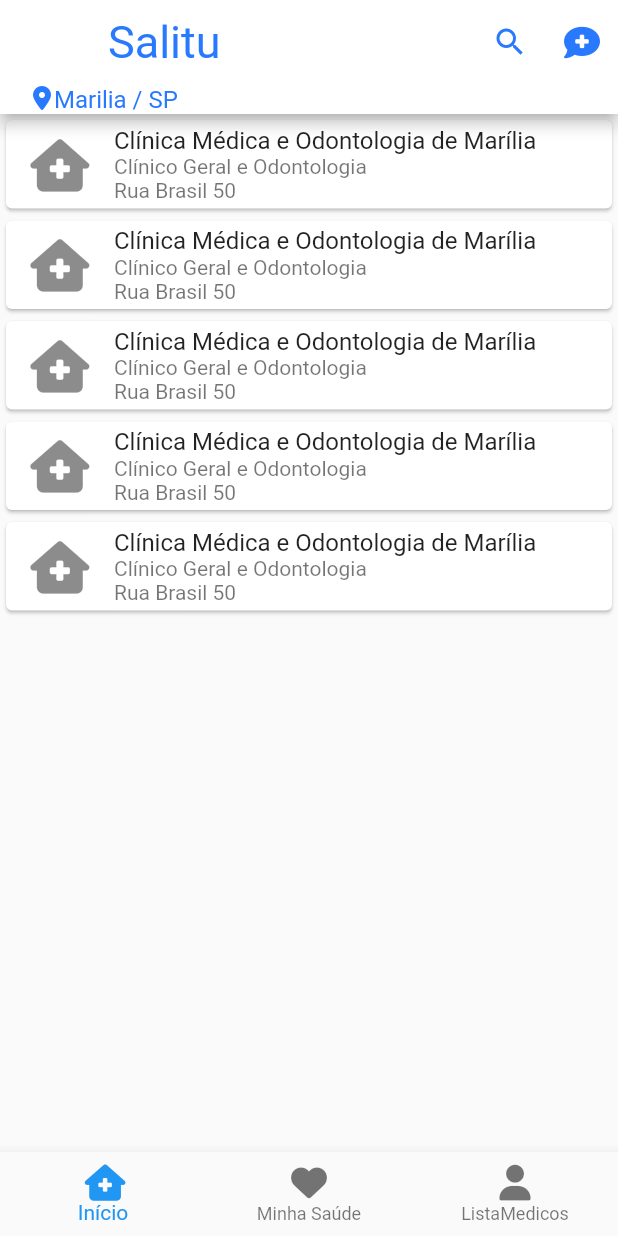
After one commit to heron03/salitu, a Flutter app: the ListaClinicas screen opened by its route, after a tap on the "search" icon, on a phone screen of 412 x 824 dp. The commit adds this screen. Run offline on Flutter 3.47's test engine with Material 2 defaults, Android fonts, the phone set to English and light mode, and no system bars; our stand-ins replace font_awesome_flutter.

Commit message:
Lista de Clinica

```diff
--- a/lib/components/inicio.dart
+++ b/lib/components/inicio.dart
@@ -150,7 +150,7 @@ class _InicioState extends State<Inicio> {
                         'img/hospital.png',
                         Colors.blue[800],
                         'Buscar Clinicas médicas',
-                        '',
+                        '/components/lista_clinicas',
                         context,
                       ),
                       cardComImagem(
--- /dev/null
+++ b/lib/components/lista_clinicas.dart
@@ -0,0 +1,166 @@
+import 'package:flutter/material.dart';
+import 'package:font_awesome_flutter/font_awesome_flutter.dart';
+import 'package:salitu/constantes.dart';
+
+class ListaClinicas extends StatefulWidget {
+  ListaClinicas();
+
+  @override
+  _ListaClinicasState createState() => _ListaClinicasState();
+}
+
+class _ListaClinicasState extends State<ListaClinicas> {
+  int _selectedIndex = 0;
+  void _onItemTapped(int index) {
+    setState(() {
+      Navigator.of(context).pushNamed(
+        navbarNavigator[index],
+      );
+    });
+  }
+
+  @override
+  Widget build(BuildContext context) {
+    return WillPopScope(
+      onWillPop: () async => false,
+      child: Scaffold(
+        appBar: AppBar(
+          title: Text('Salitu'),
+          bottom: PreferredSize(
+            preferredSize: Size.fromHeight(20.0),
+            child: Container(
+              alignment: Alignment.centerLeft,
+              padding: EdgeInsets.symmetric(horizontal: 20),
+              child: Row(
+                mainAxisAlignment: MainAxisAlignment.start,
+                crossAxisAlignment: CrossAxisAlignment.start,
+                children: [
+                  Icon(
+                    FontAwesomeIcons.locationDot,
+                    size: 16,
+                    color: Colors.blueAccent[400],
+                  ),
+                  Text(
+                    'Marilia / SP',
+                    style: TextStyle(
+                      fontSize: 16,
+                      color: Colors.blueAccent[400],
+                    ),
+                  ),
+                ],
+              ),
+            ),
+          ),
+          titleTextStyle: TextStyle(
+            color: Colors.blueAccent[400],
+            fontSize: 30,
+          ),
+          actions: [
+            IconButton(
+              icon: Icon(
+                Icons.search_outlined,
+                color: Colors.blueAccent[400],
+              ),
+              onPressed: () {
+                Navigator.maybeOf(context).pop();
+              },
+            ),
+            IconButton(
+              icon: Icon(
+                FontAwesomeIcons.commentMedical,
+                color: Colors.blueAccent[400],
+              ),
+              onPressed: () {
+                Navigator.maybeOf(context).pop();
+              },
+            ),
+          ],
+        ),
+        body: SizedBox(
+          height: MediaQuery.of(context).size.height,
+          child: SingleChildScrollView(
+            child: Column(
+              children: [
+                cardClinicas(
+                  FontAwesomeIcons.houseMedical,
+                  'Clínica Médica e Odontologia de Marília',
+                  'Clínico Geral e Odontologia',
+                  'Rua Brasil 50',
+                ),
+                cardClinicas(
+                  FontAwesomeIcons.houseMedical,
+                  'Clínica Médica e Odontologia de Marília',
+                  'Clínico Geral e Odontologia',
+                  'Rua Brasil 50',
+                ),
+                cardClinicas(
+                  FontAwesomeIcons.houseMedical,
+                  'Clínica Médica e Odontologia de Marília',
+                  'Clínico Geral e Odontologia',
+                  'Rua Brasil 50',
+                ),
+                cardClinicas(
+                  FontAwesomeIcons.houseMedical,
+                  'Clínica Médica e Odontologia de Marília',
+                  'Clínico Geral e Odontologia',
+                  'Rua Brasil 50',
+                ),
+                cardClinicas(
+                  FontAwesomeIcons.houseMedical,
+                  'Clínica Médica e Odontologia de Marília',
+                  'Clínico Geral e Odontologia',
+                  'Rua Brasil 50',
+                ),
+              ],
+            ),
+          ),
+        ),
+        bottomNavigationBar: BottomNavigationBar(
+          items: const <BottomNavigationBarItem>[
+            BottomNavigationBarItem(
+              icon: Icon(FontAwesomeIcons.houseMedical),
+              label: 'Início',
+            ),
+            BottomNavigationBarItem(
+              icon: Icon(
+                FontAwesomeIcons.solidHeart,
+              ),
+              label: 'Minha Saúde',
+            ),
+            BottomNavigationBarItem(
+              icon: Icon(
+                FontAwesomeIcons.solidUser,
+              ),
+              label: 'ListaMedicos',
+            ),
+          ],
+          currentIndex: _selectedIndex,
+          selectedItemColor: Colors.blueAccent[300],
+          onTap: _onItemTapped,
+        ),
+      ),
+    );
+  }
+}
+
+Card cardClinicas(icone, nomeMedico, especializacao, local) {
+  return Card(
+    child: Column(
+      mainAxisSize: MainAxisSize.min,
+      children: <Widget>
+      [
+        ListTile(
+          leading: Icon(icone, size: 35,),
+          title: Text(nomeMedico),
+          subtitle: Column(
+            crossAxisAlignment: CrossAxisAlignment.start,
+            children: [
+              Text(especializacao),
+              Text(local),
+            ],
+          ),
+        ),
+      ],
+    ),
+  );
+}
--- a/lib/main.dart
+++ b/lib/main.dart
@@ -1,5 +1,6 @@
 import 'package:flutter/material.dart';
 import 'package:salitu/components/inicio.dart';
+import 'package:salitu/components/lista_clinicas.dart';
 import 'package:salitu/components/lista_medicos.dart';
 import 'package:salitu/components/lista_remedios.dart';
 import 'package:salitu/components/minha_saude.dart';
@@ -10,15 +11,17 @@ void main() {
     MaterialApp(
       debugShowCheckedModeBanner: false,
       theme: ThemeData(
-          backgroundColor: Colors.white,
-          primaryColor: Colors.greenAccent[400],
-          appBarTheme: AppBarTheme(backgroundColor: Colors.white)),
+        backgroundColor: Colors.white,
+        primaryColor: Colors.greenAccent[400],
+        appBarTheme: AppBarTheme(backgroundColor: Colors.white),
+      ),
       routes: {
         '/components/inicio': (context) => Inicio(),
         '/components/minha_saude': (context) => MinhaSaude(),
         '/components/perfil': (context) => Perfil(),
         '/components/lista_medicos': (context) => ListaMedicos(),
         '/components/lista_remedios': (context) => ListaRemedios(),
+        '/components/lista_clinicas': (context) => ListaClinicas(),
       },
       initialRoute: '/components/inicio',
     ),
```
